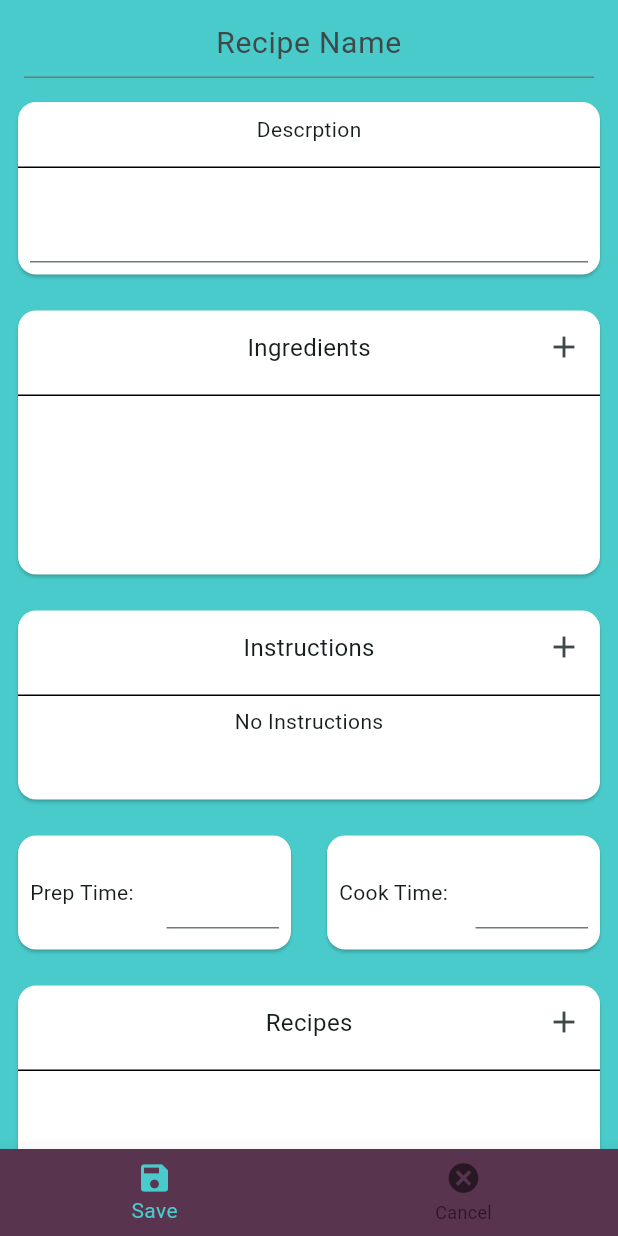
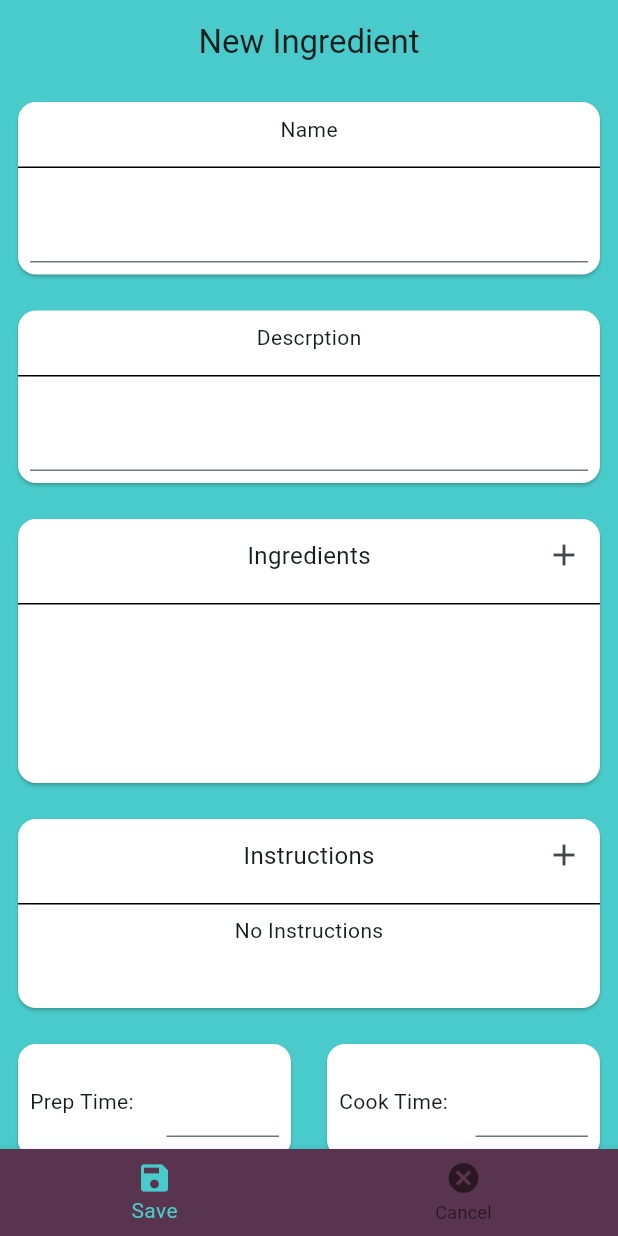
Before and after one commit to KyleD0711/shopping_list_application, a Flutter app: the AddRecipePage screen opened directly, on a phone screen of 412 x 824 dp. Run offline on Flutter 3.47's test engine with Material 3 defaults, Android fonts, the phone set to English and light mode, and no system bars; our stand-ins replace cloud_firestore, firebase_auth, firebase_core, flutter_login; missing offline and left inert: modals; accounts and stored records are empty.

Commit message:
Completed Edit functionality for recipes

```diff
--- a/lib/main.dart
+++ b/lib/main.dart
@@ -1,6 +1,4 @@
 import 'package:flutter/material.dart';
-import 'package:shopping_list_application/controllers/auth_controller.dart';
-import 'package:shopping_list_application/pages/home_page.dart';
 import 'package:shopping_list_application/pages/opening_page.dart';
 import 'package:firebase_core/firebase_core.dart';
 import 'firebase_options.dart';
--- a/lib/models/recipe.dart
+++ b/lib/models/recipe.dart
@@ -3,13 +3,13 @@ import "package:uuid/uuid.dart";
 import "package:shopping_list_application/models/ingredient.dart";
 
 class Recipe {
-  Recipe({String? id, List<Map<String, String>>? ingredients, List<Map<String, String>>? recipes, int? prepTimeInMinutes,
-      int? cookTimeInMinutes, String? name, String? description, String? instructions})
+  Recipe({String? id, List<Map<String, String>>? ingredients, List<Map<String, String>>? recipes, String? prepTime,
+      String? cookTime, String? name, String? description, String? instructions})
       : id = id ?? _uuid.v1(),
         ingredients = ingredients ?? List<Map<String, String>>.empty(growable: true),
         recipes = recipes ?? List<Map<String, String>>.empty(growable: true),
-        prepTimeInMinutes = prepTimeInMinutes ?? 0,
-        cookTimeInMinutes = cookTimeInMinutes ?? 0,
+        prepTime = prepTime ?? "",
+        cookTime = cookTime ?? "",
         description = description ?? "",
         instructions = instructions ?? "",
         name = name ?? "Unamed recipe";
@@ -18,8 +18,8 @@ class Recipe {
   final String id;
   final List<Map<String, String>> ingredients;
   final List<Map<String, String>> recipes;
-  final int prepTimeInMinutes;
-  final int cookTimeInMinutes;
+  final String prepTime;
+  final String cookTime;
   final String description;
   final String instructions;
   final String name;
--- a/lib/pages/home_page.dart
+++ b/lib/pages/home_page.dart
@@ -24,7 +24,7 @@ class _HomePageState extends State<HomePage> {
         items: const [
           BottomNavigationBarItem(
               icon: Icon(Icons.tab_outlined), label: "Recipes"),
-          BottomNavigationBarItem(icon: Icon(Icons.cancel), label: "Meals")
+          BottomNavigationBarItem(icon: Icon(Icons.set_meal), label: "Meals")
         ],
         onTap: (value){
           if (value == 0){
--- a/lib/pages/maintenance/ingredient/ingredient_home_page.dart
+++ b/lib/pages/maintenance/ingredient/ingredient_home_page.dart
@@ -1,7 +1,6 @@
 import 'package:flutter/material.dart';
 import 'package:shopping_list_application/controllers/recipe_controller.dart';
 import 'package:shopping_list_application/models/recipe.dart';
-import 'package:shopping_list_application/pages/maintenance/recipe/view_recipe.dart';
 import 'package:modals/modals.dart';
 
 class RecipeHomePage extends StatefulWidget {
@@ -65,8 +64,8 @@ class _RecipeHomePageState extends State<RecipeHomePage> {
                 child: ListView(
                   children: [
                     Center(child: Text(recipe.name)),
-                    Text("Prep Time: ${recipe.prepTimeInMinutes}"),
-                    Text("Cook Time: ${recipe.cookTimeInMinutes}")
+                    Text("Prep Time: ${recipe.prepTime}"),
+                    Text("Cook Time: ${recipe.cookTime}")
                   ],
                 ),
               ),
--- a/lib/pages/maintenance/recipe/add_recipe.dart
+++ b/lib/pages/maintenance/recipe/add_recipe.dart
@@ -1,3 +1,4 @@
+
 import 'package:flutter/material.dart';
 import 'package:shopping_list_application/controllers/recipe_controller.dart';
 import 'package:shopping_list_application/models/ingredient.dart';
@@ -7,7 +8,8 @@ import 'package:shopping_list_application/pages/maintenance/recipe/instructions_
 import 'package:shopping_list_application/widgets/SelectableListView.dart';
 
 class AddRecipePage extends StatefulWidget {
-  const AddRecipePage({super.key});
+  const AddRecipePage({super.key, this.recipe});
+  final Recipe? recipe;
 
   @override
   State<AddRecipePage> createState() => _AddRecipePageState();
@@ -15,13 +17,13 @@ class AddRecipePage extends StatefulWidget {
 
 class _AddRecipePageState extends State<AddRecipePage> {
   final _formKey = GlobalKey<FormState>();
-  final _nameController = TextEditingController();
-  final _descriptionController = TextEditingController();
-  final _prepTimeController = TextEditingController();
-  final _cookTimeController = TextEditingController();
+  late TextEditingController _nameController;
+  late TextEditingController _descriptionController;
+  late TextEditingController _prepTimeController;
+  late TextEditingController _cookTimeController;
 
-  final List<Map<String, String>> ingredients = List.empty(growable: true);
-  final List<Map<String, String>> recipes = List.empty(growable: true);
+  late List<Map<String, String>> ingredients;
+  late List<Map<String, String>> recipes;
 
   final Future<List<Ingredient>> existingIngredient =
       IngredientController().getIngredients();
@@ -31,41 +33,63 @@ class _AddRecipePageState extends State<AddRecipePage> {
   final double instructionsHeight = 150;
 
   @override
+  void initState() {
+    super.initState();
+    _nameController = TextEditingController(text: widget.recipe?.name);
+    _descriptionController =
+        TextEditingController(text: widget.recipe?.description);
+    _prepTimeController = TextEditingController(text: widget.recipe?.prepTime);
+    _cookTimeController = TextEditingController(text: widget.recipe?.cookTime);
+    ingredients = widget.recipe?.ingredients ??
+        List<Map<String, String>>.empty(growable: true);
+    recipes = widget.recipe?.recipes ??
+        List<Map<String, String>>.empty(growable: true);
+    instructions = widget.recipe?.instructions ?? "";
+  }
+
+  @override
   Widget build(BuildContext context) {
     return Scaffold(
         appBar: AppBar(
           centerTitle: true,
-          title: TextFormField(
-            textAlign: TextAlign.center,
-            controller: _nameController,
-            style: const TextStyle(fontSize: 20),
-            decoration: const InputDecoration(hintText: "Recipe Name"),
-            validator: (value) {
-              return validateNonEmptyMessage(value);
-            },
-          ),
+          title: const Text("New Ingredient"),
           automaticallyImplyLeading: false,
         ),
         bottomNavigationBar: BottomNavigationBar(
           backgroundColor: Theme.of(context).colorScheme.tertiary,
           items: const [
             BottomNavigationBarItem(icon: Icon(Icons.save), label: "Save"),
-            BottomNavigationBarItem(icon: Icon(Icons.cancel), label: "Cancel")
+            BottomNavigationBarItem(
+              icon: Icon(Icons.cancel),
+              label: "Cancel",
+            )
           ],
           onTap: (value) async {
             if (value == 1) {
               Navigator.of(context).pop();
             } else if (value == 0) {
               if (_formKey.currentState!.validate()) {
+                if (widget.recipe == null) {
                   _saveRecipe(
                       ingredients,
                       recipes,
-                    int.parse(_prepTimeController.text),
-                    int.parse(_cookTimeController.text),
+                      _prepTimeController.text,
+                      _cookTimeController.text,
                       _nameController.text,
                       instructions,
                       _descriptionController.text);
                   Navigator.of(context).pop();
+                } else {
+                  _updateRecipe(
+                      ingredients,
+                      recipes,
+                      _prepTimeController.text,
+                      _cookTimeController.text,
+                      _nameController.text,
+                      instructions,
+                      _descriptionController.text);
+                  Navigator.of(context).pop();
+                }
               }
             }
           },
@@ -73,6 +97,7 @@ class _AddRecipePageState extends State<AddRecipePage> {
         body: Form(
           key: _formKey,
           child: ListView(children: [
+            nameCard(),
             descriptionCard(),
             ingredientsCard(),
             instructionsCard(),
@@ -82,16 +107,52 @@ class _AddRecipePageState extends State<AddRecipePage> {
         ));
   }
 
+  Widget nameCard() {
+    return Padding(
+      padding: const EdgeInsets.all(8.0),
+      child: Card(
+          color: Colors.white,
+          child: Column(
+            children: [
+              const Padding(
+                padding: EdgeInsets.all(8.0),
+                child: Text("Name"),
+              ),
+              const Divider(height: 15.0, color: Colors.black),
+              Padding(
+                padding: const EdgeInsets.all(8.0),
+                child: TextFormField(
+                  controller: _nameController,
+                  validator: (value) => validateNonEmptyMessage(value),
+                ),
+              )
+            ],
+          )),
+    );
+  }
+
   void _saveRecipe(
       List<Map<String, String>> ingredients,
       List<Map<String, String>> recipes,
-      int prepTimeInMinutes,
-      int cookTimeInMinutes,
+      String prepTime,
+      String cookTime,
       String name,
       String instructions,
       String description) {
-    RecipeController().insertRecipe(ingredients, recipes, prepTimeInMinutes,
-        cookTimeInMinutes, name, instructions, description);
+    RecipeController().insertRecipe(ingredients, recipes, prepTime, cookTime,
+        name, instructions, description);
+  }
+
+  void _updateRecipe(
+      List<Map<String, String>> ingredients,
+      List<Map<String, String>> recipes,
+      String prepTime,
+      String cookTime,
+      String name,
+      String instructions,
+      String description) {
+    RecipeController().updateRecipe(widget.recipe!.id, ingredients, recipes,
+        prepTime, cookTime, name, instructions, description);
   }
 
   Widget descriptionCard() {
```
Also changed, not shown: lib/controllers/recipe_controller.dart (+35 -6 lines), lib/pages/maintenance/recipe/recipe_home_page.dart (+11 -7 lines), lib/pages/maintenance/recipe/view_recipe.dart (+95 -30 lines), lib/services/recipe_service.dart (+61 -8 lines), lib/widgets/SelectableListView.dart (+46 -10 lines). Lines whose indentation alone changed are shown as unchanged.
